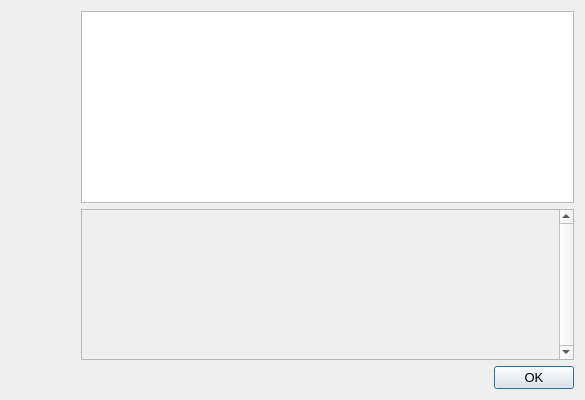
opcoinx/OPCoinX, file src/qt/forms/helpmessagedialog.ui: the form before one commit.
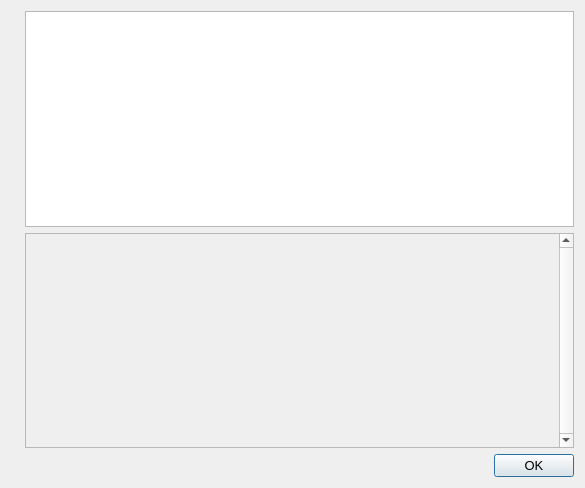
The form after the commit. Icons and pictures are not drawn.

```diff
--- a/src/qt/forms/helpmessagedialog.ui
+++ b/src/qt/forms/helpmessagedialog.ui
@@ -7,7 +7,7 @@
     <x>0</x>
     <y>0</y>
     <width>585</width>
-    <height>225</height>
+    <height>488</height>
    </rect>
   </property>
   <property name="font">
@@ -27,12 +27,6 @@
        <verstretch>0</verstretch>
       </sizepolicy>
      </property>
-     <property name="minimumSize">
-      <size>
-       <width>64</width>
-       <height>378</height>
-      </size>
-     </property>
      <property name="pixmap">
       <pixmap>:/images/about</pixmap>
      </property>
@@ -61,7 +55,7 @@
           <x>0</x>
           <y>0</y>
           <width>479</width>
-          <height>68</height>
+          <height>213</height>
          </rect>
         </property>
         <layout class="QVBoxLayout" name="verticalLayout_2">
```
Left out of the diff: 6 changed lines with no effect on the pictures.
